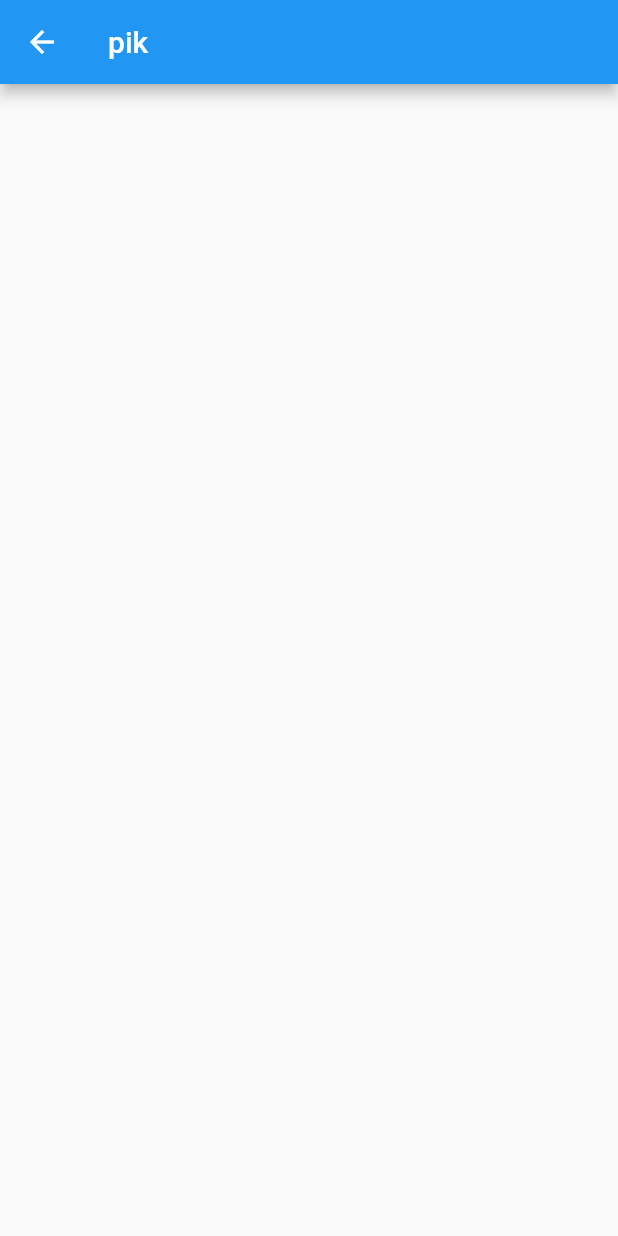
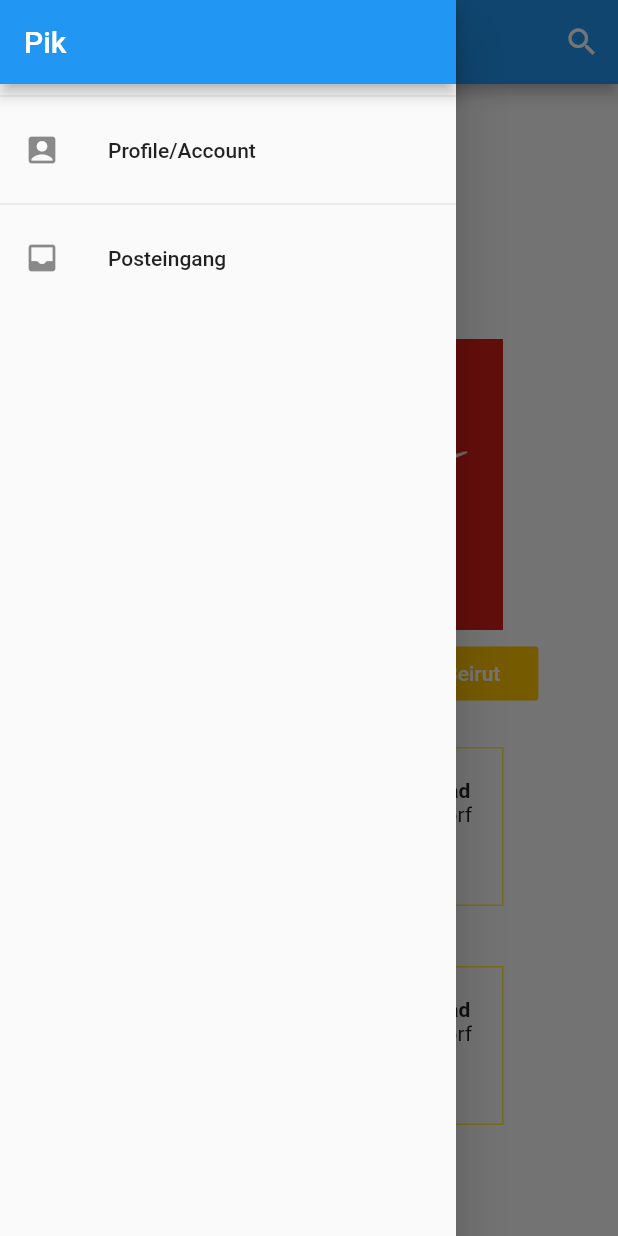
Before and after one commit to junaidp/pic, a Flutter app: the MainScreen screen opened by its route, with the side drawer open (before the commit the screen has no drawer), on a phone screen of 412 x 824 dp. Run offline on Flutter 3.47's test engine with Material 2 defaults, Android fonts, the light colour scheme and no system bars; our stand-ins replace flutter_blue.

Commit message:
some progress

```diff
--- /dev/null
+++ b/lib/advertisement.dart
@@ -0,0 +1,19 @@
+import 'package:flutter/cupertino.dart';
+
+class Advertisement extends StatefulWidget {
+  @override
+  _AdvertisementState createState() => _AdvertisementState();
+}
+
+class _AdvertisementState extends State<Advertisement> {
+  @override
+  Widget build(BuildContext context) {
+    return Container(
+      padding: EdgeInsets.only(top: 20),
+      child: Row(
+        mainAxisAlignment: MainAxisAlignment.center,
+        children: [Image(image: AssetImage('assets/images/nikeLogo.png'))],
+      ),
+    );
+  }
+}
--- /dev/null
+++ b/lib/appDrawer.dart
@@ -0,0 +1,33 @@
+import 'package:flutter/cupertino.dart';
+import 'package:flutter/material.dart';
+
+class AppDrawer extends StatefulWidget {
+  @override
+  _AppDrawerState createState() => _AppDrawerState();
+}
+
+class _AppDrawerState extends State<AppDrawer> {
+  @override
+  Widget build(BuildContext context) {
+    return Drawer(
+      child: Column(
+        children: [
+          AppBar(
+            title: Text('Pik'),
+            automaticallyImplyLeading: false,
+          ),
+          Divider(),
+          ListTile(
+            leading: Icon(Icons.account_box),
+            title: Text('Profile/Account'),
+          ),
+          Divider(),
+          ListTile(
+            leading: Icon(Icons.inbox_rounded),
+            title: Text('Posteingang'),
+          ),
+        ],
+      ),
+    );
+  }
+}
--- a/lib/login.dart
+++ b/lib/login.dart
@@ -17,12 +17,19 @@ class Login extends StatelessWidget {
         child: Center(
           child: Column(
             children: [
-              TextField(
-                controller: usernNameController,
-                decoration: InputDecoration(icon: null, hintText: "Username"),
-              ),
-              TextField(
+              TextFormField(
+                  controller: usernNameController,
+                  keyboardType: TextInputType.name,
+                  decoration: InputDecoration(icon: null, hintText: "Username"),
+                  validator: (value) {
+                    if (value.isEmpty) {
+                      return 'please enter name';
+                    } else
+                      return null;
+                  }),
+              TextFormField(
                 controller: passwordController,
+                keyboardType: TextInputType.visiblePassword,
                 decoration: InputDecoration(icon: null, hintText: "Password"),
               ),
               RaisedButton(
@@ -43,4 +50,6 @@ class Login extends StatelessWidget {
   register(BuildContext context) {
     Navigator.of(context).pushNamed(Constants.routeMainScreen);
   }
+
+  search() {}
 }
--- a/lib/main.dart
+++ b/lib/main.dart
@@ -4,7 +4,7 @@ import 'package:pik/home.dart';
 import 'package:pik/initial_display.dart';
 import 'package:pik/login.dart';
 import 'package:pik/loginOrRegister.dart';
-import 'package:pik/mainScreen.dart';
+import 'package:pik/mainscreen/mainScreen.dart';
 import 'package:pik/register.dart';
 
 void main() {
--- a/lib/mainScreen.dart
+++ /dev/null
@@ -1,14 +0,0 @@
-import 'package:flutter/cupertino.dart';
-import 'package:flutter/material.dart';
-
-class MainScreen extends StatefulWidget {
-  @override
-  _MainScreenState createState() => _MainScreenState();
-}
-
-class _MainScreenState extends State<MainScreen> {
-  @override
-  Widget build(BuildContext context) {
-    return Scaffold(appBar: AppBar(title: Text('pik')));
-  }
-}
--- /dev/null
+++ b/lib/mainscreen/destinationoffer.dart
@@ -0,0 +1,24 @@
+import 'package:flutter/cupertino.dart';
+import 'package:flutter/material.dart';
+
+class DestinationOffer extends StatelessWidget {
+  final start, end, weight, price;
+  DestinationOffer(this.start, this.end, this.weight, this.price);
+
+  @override
+  Widget build(BuildContext context) {
+    return Container(
+      decoration: BoxDecoration(border: Border.all(color: Colors.yellow)),
+      padding: EdgeInsets.all(20),
+      margin: EdgeInsets.all(20),
+      child: Column(
+        children: [
+          Text(start, style: TextStyle(fontWeight: FontWeight.bold)),
+          Text(end),
+          Text("$weight kg"),
+          Text("$price €"),
+        ],
+      ),
+    );
+  }
+}
--- /dev/null
+++ b/lib/mainscreen/destinationoffers.dart
@@ -0,0 +1,21 @@
+import 'package:flutter/cupertino.dart';
+import 'package:pik/mainscreen/destinationoffer.dart';
+
+class DestinationOffers extends StatefulWidget {
+  @override
+  _DestinationOffersState createState() => _DestinationOffersState();
+}
+
+class _DestinationOffersState extends State<DestinationOffers> {
+  @override
+  Widget build(BuildContext context) {
+    return Container(
+      child: Wrap(children: [
+        DestinationOffer('Islamabad', 'Dusseldorf', 3, 10),
+        DestinationOffer('Islamabad', 'Dusseldorf', 4, 15),
+        DestinationOffer('Islamabad', 'Dusseldorf', 5, 20),
+        DestinationOffer('Islamabad', 'Dusseldorf', 6, 25),
+      ]),
+    );
+  }
+}
--- /dev/null
+++ b/lib/mainscreen/mainScreen.dart
@@ -0,0 +1,54 @@
+import 'package:flutter/cupertino.dart';
+import 'package:flutter/material.dart';
+import 'package:pik/advertisement.dart';
+import 'package:pik/mainscreen/destinationoffers.dart';
+import 'package:pik/mainscreen/topcities.dart';
+
+import '../appDrawer.dart';
+
+class MainScreen extends StatefulWidget {
+  @override
+  _MainScreenState createState() => _MainScreenState();
+}
+
+class _MainScreenState extends State<MainScreen> {
+  @override
+  Widget build(BuildContext context) {
+    return Scaffold(
+      appBar: AppBar(
+        title: Text('pik'),
+        actions: [
+          IconButton(
+            icon: Icon(Icons.search),
+            onPressed: () {},
+          )
+        ],
+      ),
+      drawer: AppDrawer(),
+      body: Container(
+        child: Column(
+          mainAxisAlignment: MainAxisAlignment.center,
+          children: [
+            Container(
+              child: TextField(
+                  decoration: InputDecoration(
+                hintText: 'Seach/From',
+              )),
+              width: 150,
+            ),
+            Container(
+              child: TextField(
+                  decoration: InputDecoration(
+                hintText: 'Seach/Destincat',
+              )),
+              width: 150,
+            ),
+            Advertisement(),
+            TopCities(),
+            DestinationOffers(),
+          ],
+        ),
+      ),
+    );
+  }
+}
--- /dev/null
+++ b/lib/mainscreen/topCity.dart
@@ -0,0 +1,20 @@
+import 'package:flutter/cupertino.dart';
+import 'package:flutter/material.dart';
+
+class TopCity extends StatelessWidget {
+  final city;
+  TopCity(this.city);
+
+  @override
+  Widget build(BuildContext context) {
+    return Container(
+      padding: EdgeInsets.all(5),
+      child: FlatButton(
+        color: Colors.amberAccent[400],
+        textColor: Colors.white,
+        onPressed: () {},
+        child: Text(city),
+      ),
+    );
+  }
+}
--- /dev/null
+++ b/lib/mainscreen/topcities.dart
@@ -0,0 +1,23 @@
+import 'package:flutter/cupertino.dart';
+import 'package:flutter/material.dart';
+import 'package:pik/mainscreen/topCity.dart';
+
+class TopCities extends StatefulWidget {
+  @override
+  _TopCitiesState createState() => _TopCitiesState();
+}
+
+class _TopCitiesState extends State<TopCities> {
+  @override
+  Widget build(BuildContext context) {
+    return Container(
+        child: Row(
+          mainAxisAlignment: MainAxisAlignment.center,
+      children: [
+        TopCity('Islamabad'),
+        TopCity('Dusseldorf'),
+        TopCity('Beirut'),
+      ],
+    ));
+  }
+}
--- a/pubspec.yaml
+++ b/pubspec.yaml
@@ -49,6 +49,7 @@ flutter:
   # To add assets to your application, add an assets section, like this:
   assets:
    - assets/images/logo.png
+   - assets/images/nikeLogo.png
   #   - images/a_dot_ham.jpeg
 
   # An image asset can refer to one or more resolution-specific "variants", see
```
Also changed, not shown: assets/images/nikeLogo.png (added).
